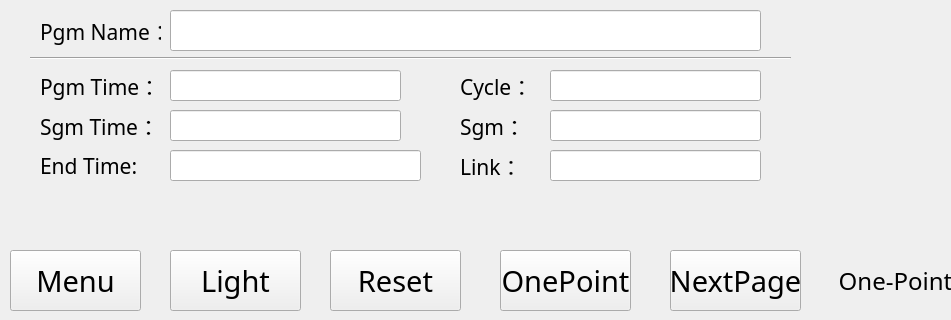
First picture: the form in monitoring_interface.ui, repository qingdouke/TemakViews, before the edit; both pictures show x 0 to 951 and y 480 to 800 of the 1280 by 800 pixel window.
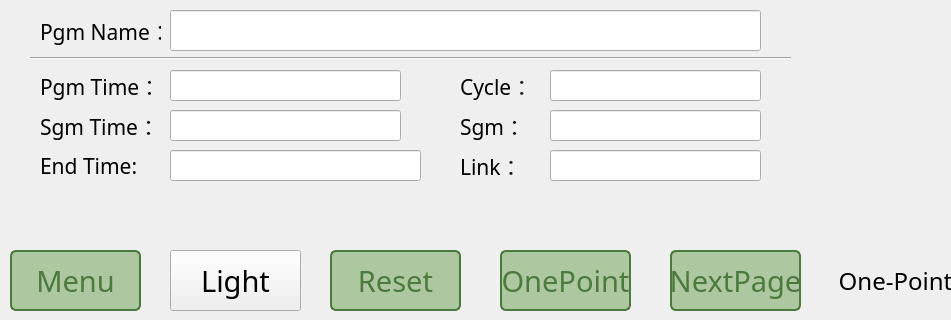
Second picture: the form after the edit.

Commit message: 1.add curve show function 2.add popup window function 3.add partial interface refresh function

Patch:
```diff
--- a/monitoring_interface.ui
+++ b/monitoring_interface.ui
@@ -970,6 +970,26 @@
       <pointsize>22</pointsize>
      </font>
     </property>
+    <property name="styleSheet">
+     <string notr="true">QPushButton {
+    /* 正常状态 */
+	border:2px solid rgb(74,122,60);
+	background-color:rgb(173,199,160);
+	border-radius:6px;
+    color:rgb(74,122,60);
+}
+
+QPushButton:hover {
+    /* 鼠标停留状态 */
+    background-color: rgb(184, 192, 193);
+}
+
+QPushButton:pressed {
+    /* 鼠标按下状态 */
+
+    background-color: rgb(255,255,255);
+}</string>
+    </property>
     <property name="text">
      <string>Menu</string>
     </property>
@@ -1011,6 +1031,26 @@
       <pointsize>22</pointsize>
      </font>
     </property>
+    <property name="styleSheet">
+     <string notr="true">QPushButton {
+    /* 正常状态 */
+	border:2px solid rgb(74,122,60);
+	background-color:rgb(173,199,160);
+	border-radius:6px;
+    color:rgb(74,122,60);
+}
+
+QPushButton:hover {
+    /* 鼠标停留状态 */
+    background-color: rgb(184, 192, 193);
+}
+
+QPushButton:pressed {
+    /* 鼠标按下状态 */
+
+    background-color: rgb(255,255,255);
+}</string>
+    </property>
     <property name="text">
      <string>Reset</string>
     </property>
@@ -1030,6 +1070,26 @@
       <pointsize>22</pointsize>
      </font>
     </property>
+    <property name="styleSheet">
+     <string notr="true">QPushButton {
+    /* 正常状态 */
+	border:2px solid rgb(74,122,60);
+	background-color:rgb(173,199,160);
+	border-radius:6px;
+    color:rgb(74,122,60);
+}
+
+QPushButton:hover {
+    /* 鼠标停留状态 */
+    background-color: rgb(184, 192, 193);
+}
+
+QPushButton:pressed {
+    /* 鼠标按下状态 */
+
+    background-color: rgb(255,255,255);
+}</string>
+    </property>
     <property name="text">
      <string>OnePoint</string>
     </property>
@@ -1049,6 +1109,26 @@
       <pointsize>22</pointsize>
      </font>
     </property>
+    <property name="styleSheet">
+     <string notr="true">QPushButton {
+    /* 正常状态 */
+	border:2px solid rgb(74,122,60);
+	background-color:rgb(173,199,160);
+	border-radius:6px;
+    color:rgb(74,122,60);
+}
+
+QPushButton:hover {
+    /* 鼠标停留状态 */
+    background-color: rgb(184, 192, 193);
+}
+
+QPushButton:pressed {
+    /* 鼠标按下状态 */
+
+    background-color: rgb(255,255,255);
+}</string>
+    </property>
     <property name="text">
      <string>NextPage</string>
     </property>
```
The commit also changes 54 other files.
